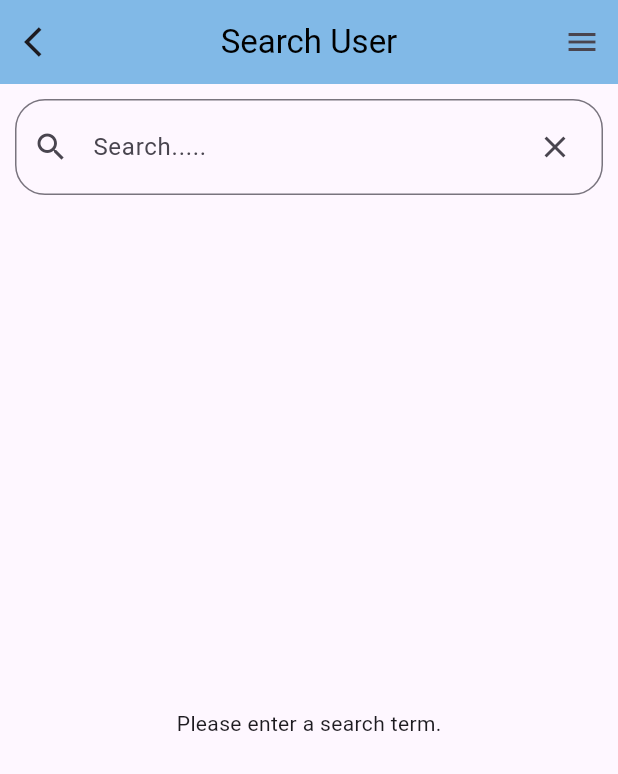
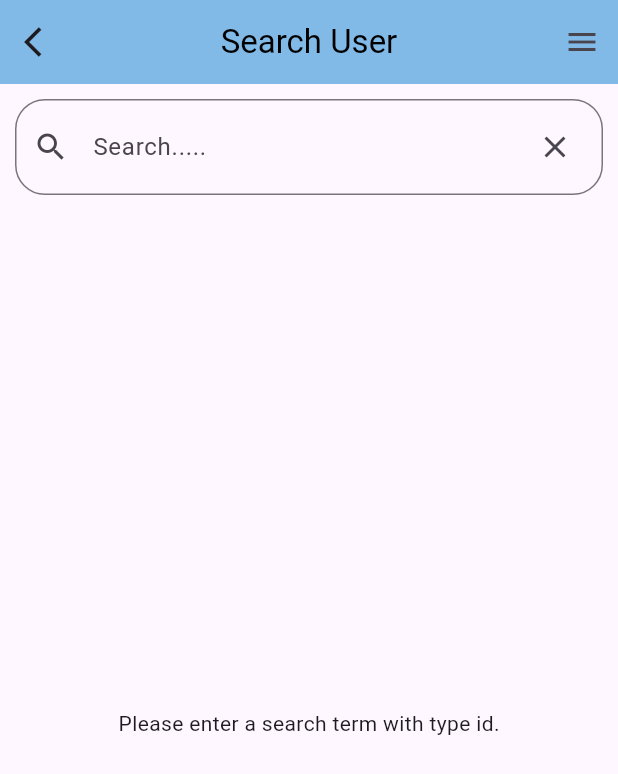
Before and after one commit to danpham04/flutter_review, a Flutter app: the MySearch screen opened by its route, on a phone screen of 412 x 824 dp. Shown: the top 774 px of the screen. Run offline on Flutter 3.47's test engine with Material 3 defaults, Android fonts, the phone set to English and light mode, and no system bars; our stand-ins replace carousel_slider, dio, flutter_slidable, pretty_dio_logger, smooth_page_indicator; accounts and stored records are empty; network calls fail.

Commit message:
update code provider search 7/25/2024

```diff
--- a/lib/provider/provider_home.dart
+++ b/lib/provider/provider_home.dart
@@ -11,6 +11,7 @@ class ProviderHome extends ChangeNotifier {
   List<UserModel> get users => _users;
   bool checkGetData = true;
   bool checkSearchUser = true;
+  bool checkValue = true;
   String messData = '';
   String messDelete = '';
   String messCreate = '';
@@ -95,6 +96,7 @@ class ProviderHome extends ChangeNotifier {
       if (value != '') {
         _searchUser = temp;
         checkSearchUser = true;
+        checkValue = false;
         notifyListeners();
       }
 
@@ -112,7 +114,7 @@ class ProviderHome extends ChangeNotifier {
     notifyListeners();
   }
 
-  void clearSearchResults() {
+  void clearSearchUser() {
     _searchUser = [];
     notifyListeners();
   }
--- a/lib/screens/home_screens/search_user/my_search.dart
+++ b/lib/screens/home_screens/search_user/my_search.dart
@@ -51,7 +51,7 @@ class _MySearchState extends State<MySearch> {
             child: TextField(
               onChanged: (value) {
                 if (value.isEmpty) {
-                  provider.clearSearchResults();
+                  provider.clearSearchUser();
                 } else {
                   provider.searchUser(value: value);
                 }
@@ -62,7 +62,7 @@ class _MySearchState extends State<MySearch> {
                   suffixIcon: IconButton(
                     onPressed: () {
                       _controllerSearch.clear();
-                      provider.clearSearchResults();
+                      provider.clearSearchUser();
                     },
                     icon: IconButton(
                       onPressed: () {
@@ -82,57 +82,32 @@ class _MySearchState extends State<MySearch> {
             ),
           ),
           Expanded(
-            // child: provider.searchUserData.isEmpty
-            //     ? const Center(child: Text('No value.....!'))
-            //     : ListView.builder(
-            //         itemCount: provider.searchUserData.length,
-            //         itemBuilder: (context, index) {
-            //           final user = provider.searchUserData[index];
-            //           return InforUser(users: user);
-            //         },
-            //       ),
-            child: Consumer<ProviderHome>(
-              builder: (context, provider, child) {
-                // if (!provider.checkSearchUser &&
-                //     provider.searchUserData.isEmpty) {
-                //   return Center(
-                //     child: Text(provider.messSearch),
-                //   );
-                // } else {
-                //   if (provider.searchUserData.isEmpty &&
-                //       provider.messSearch.isEmpty) {
-                //     return const Center(
-                //       child: Text('Please enter a search term.'),
-                //     );
-                //   } else if (provider.searchUserData.isEmpty &&
-                //       provider.checkSearchUser == true) {
-                //     return const Center(
-                //       child: Text('No value.....!'),
-                //     );
-                //   }
-                // }
-
-                if (provider.searchUserData.isEmpty &&
-                    _controllerSearch.text == '') {
-                  return const Center(
-                    child: Text('Please enter a search term.'),
+            child: Consumer<ProviderHome>(builder: (context, provider, child) {
+              if (provider.searchUserData.isEmpty) {
+                if (_controllerSearch.text == '') {
+                  return Center(
+                    child: Text(
+                        'Please enter a search term with type ${provider.key}.'),
                   );
-                } else if (provider.searchUserData.isEmpty &&
+                } else if (provider.checkValue == false &&
                     provider.checkSearchUser == false) {
                   return const Center(
-                    child: Text('No value.....!'),
+                    child: Text('No value!'),
+                  );
+                } else {
+                  return Center(
+                    child: Text(provider.messSearch),
                   );
                 }
-
-                return ListView.builder(
-                  itemCount: provider.searchUserData.length,
-                  itemBuilder: (context, index) {
-                    final user = provider.searchUserData[index];
-                    return InforUser(users: user);
-                  },
-                );
-              },
-            ),
+              }
+              return ListView.builder(
+                itemCount: provider.searchUserData.length,
+                itemBuilder: (context, index) {
+                  final users = provider.searchUserData[index];
+                  return InforUser(users: users);
+                },
+              );
+            }),
           )
         ],
       ),
```
Also changed, not shown: lib/screens/home_screens/search_user/test.dart (deleted, +0 -141 lines).
